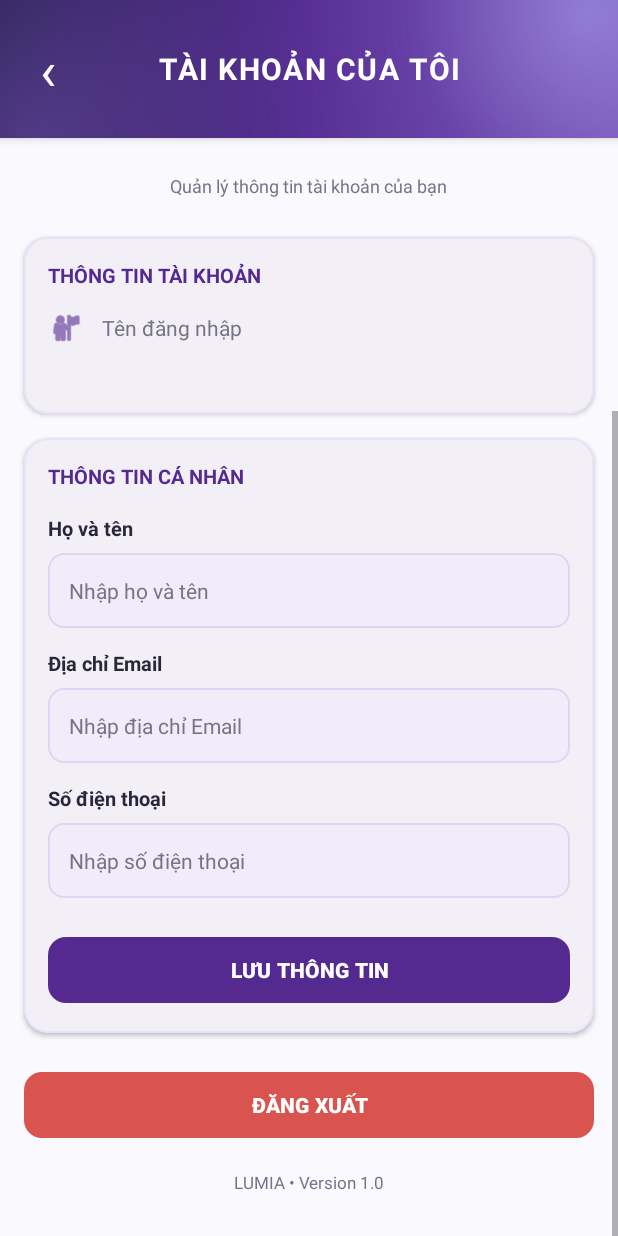
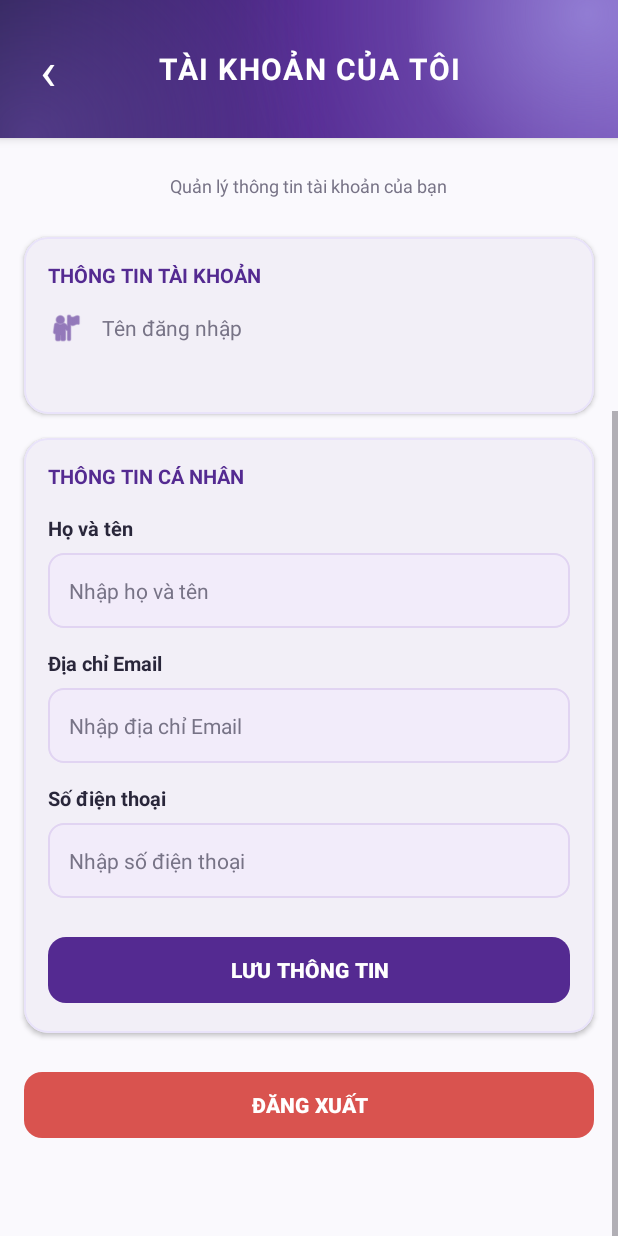
Before and after one commit to danggquynh2006-lang/24162103_DangThiNhuQuynh_BaiTapEcomerce, an Android app: the ProfileActivity screen opened directly, with no data from a screen before it, scrolled down 242 dp, on a phone screen of 412 x 824 dp. Run offline under Robolectric (Android 15) with nearby library versions, the phone set to English and light mode, and no system bars.

Commit message:
Update activity_profile.xml

```diff
--- a/app/src/main/res/layout/activity_profile.xml
+++ b/app/src/main/res/layout/activity_profile.xml
@@ -331,7 +331,6 @@
                 android:layout_height="wrap_content"
                 android:layout_marginTop="18dp"
                 android:gravity="center"
-                android:text="LUMIA • Version 1.0"
                 android:textSize="11sp"
                 android:textColor="@color/text_secondary"/>
 
```
